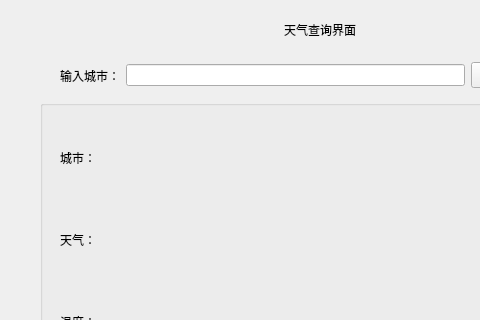
The window that wps/QT/SmartHome/weather.ui (Chansla/Training) describes before a commit, drawn with Qt 5; both pictures show x 0 to 480 and y 0 to 320 of the 640 by 480 pixel window.
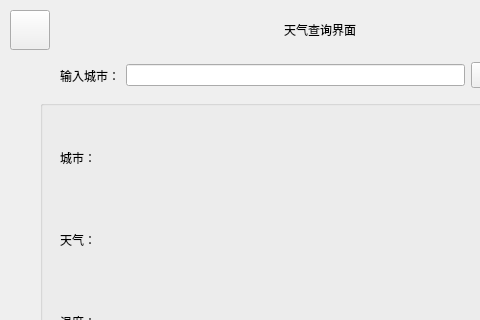
The same window after the commit.

```diff
--- a/wps/QT/SmartHome/weather.ui
+++ b/wps/QT/SmartHome/weather.ui
@@ -234,6 +234,25 @@
     <set>Qt::AlignCenter</set>
    </property>
   </widget>
+  <widget class="QPushButton" name="pushButton_close">
+   <property name="geometry">
+    <rect>
+     <x>10</x>
+     <y>10</y>
+     <width>40</width>
+     <height>40</height>
+    </rect>
+   </property>
+   <property name="sizePolicy">
+    <sizepolicy hsizetype="Fixed" vsizetype="Fixed">
+     <horstretch>0</horstretch>
+     <verstretch>0</verstretch>
+    </sizepolicy>
+   </property>
+   <property name="text">
+    <string/>
+   </property>
+  </widget>
  </widget>
  <resources/>
  <connections/>
```
